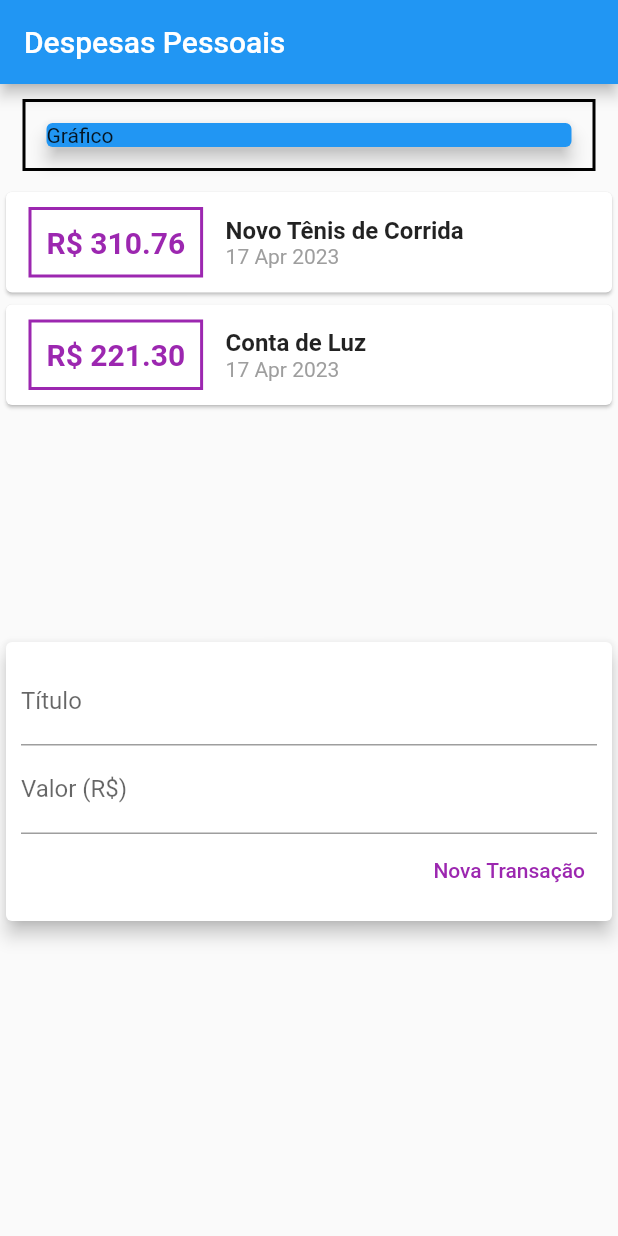
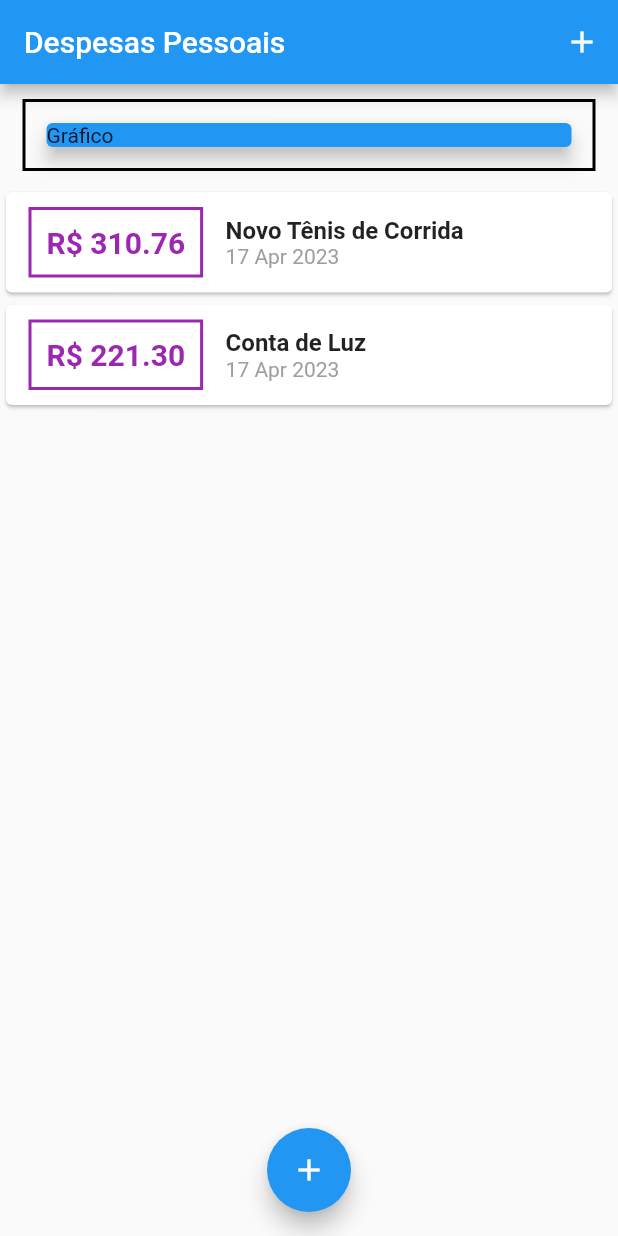
Before and after one commit to Luk4ss/course_flutter, a Flutter app: the screen it shows after launch, on a phone screen of 412 x 824 dp. Run offline on Flutter 3.47's test engine with Material 2 defaults, Android fonts, the phone set to English and light mode, and no system bars.

Commit message:
Colocando o componente do Formulário dentro de um Modal.

```diff
--- a/expenses/lib/components/transaction_list.dart
+++ b/expenses/lib/components/transaction_list.dart
@@ -5,6 +5,8 @@ import '../models/transaction.dart';
 
 class TransactionList extends StatelessWidget {
   final List<Transaction> transactions;
+
+  static int NUMERO_DE_CASAS_DECIMAIS = 2;
 
   TransactionList(this.transactions);
 
@@ -27,7 +29,7 @@ class TransactionList extends StatelessWidget {
                 decoration: BoxDecoration(
                     border: Border.all(color: Colors.purple, width: 2)),
                 padding: const EdgeInsets.all(10),
-                child: Text('R\$ ${tr.value.toStringAsFixed(2)}',
+                child: Text('R\$ ${tr.value.toStringAsFixed(NUMERO_DE_CASAS_DECIMAIS)}',
                     style: const TextStyle(
                         fontWeight: FontWeight.bold,
                         fontSize: 20,
--- a/expenses/lib/components/transaction_user.dart
+++ /dev/null
@@ -1,46 +0,0 @@
-import 'dart:math';
-
-import 'package:flutter/material.dart';
-import '../components/transaction_form.dart';
-import '../components/transaction_list.dart';
-import '../models/transaction.dart';
-
-class TransactionUser extends StatefulWidget {
-  @override
-  State<TransactionUser> createState() => _TransactionUserState();
-}
-
-class _TransactionUserState extends State<TransactionUser> {
-  final _transactions = [
-    Transaction(
-        id: 't1',
-        title: 'Novo Tênis de Corrida',
-        value: 310.76,
-        date: DateTime.now()),
-    Transaction(
-        id: 't2', title: 'Conta de Luz', value: 221.30, date: DateTime.now())
-  ];
-
-  _addTransaction(String title, double value){
-    final newTransaction = Transaction(
-      id: Random().nextDouble().toString(),
-      title: title,
-      value: value,
-      date: DateTime.now()
-    );
-
-    setState(() {
-      _transactions.add(newTransaction);
-    });
-  }
-
-  @override
-  Widget build(BuildContext context) {
-    return Column(
-      children: [
-        TransactionList(_transactions),
-        TransactionForm(_addTransaction)
-      ],
-    );
-  }
-}
--- a/expenses/lib/main.dart
+++ b/expenses/lib/main.dart
@@ -1,6 +1,11 @@
 
-import 'package:expenses/components/transaction_user.dart';
+import 'package:expenses/components/transaction_form.dart';
 import 'package:flutter/material.dart';
+import 'components/transaction_form.dart';
+import 'components/transaction_list.dart';
+import 'models/transaction.dart';
+import 'dart:math';
+
 
 void main() => runApp(const ExpensesApp());
 
@@ -13,17 +18,57 @@ class ExpensesApp extends StatelessWidget {
   }
 }
 
-class MyHomePage extends StatelessWidget {
+class MyHomePage extends StatefulWidget {
   MyHomePage({super.key});
 
+  @override
+  State<MyHomePage> createState() => _MyHomePageState();
+}
 
+class _MyHomePageState extends State<MyHomePage> {
+  final _transactions = [
+    Transaction(
+        id: 't1',
+        title: 'Novo Tênis de Corrida',
+        value: 310.76,
+        date: DateTime.now()),
+    Transaction(
+        id: 't2', title: 'Conta de Luz', value: 221.30, date: DateTime.now())
+  ];
 
+   _addTransaction(String title, double value){
+    final newTransaction = Transaction(
+      id: Random().nextDouble().toString(),
+      title: title,
+      value: value,
+      date: DateTime.now()
+    );
 
+    setState(() {
+      _transactions.add(newTransaction);
+    });
+
+    Navigator.of(context).pop();
+  }
+
+  _openTransactionFormModal(BuildContext context){
+    showModalBottomSheet(
+      context: context,
+      builder: (_) {
+        return TransactionForm(_addTransaction);
+      }
+    );
+  }
 
   @override
   Widget build(BuildContext context) {
     return Scaffold(
-        appBar: AppBar(title: const Text('Despesas Pessoais')),
+        appBar: AppBar(title: const Text('Despesas Pessoais'),
+        actions: [
+          IconButton(
+            onPressed: () => _openTransactionFormModal(context),
+            icon: Icon(Icons.add))
+        ],),
         body: SingleChildScrollView(
           child: Column(
             crossAxisAlignment: CrossAxisAlignment.stretch,
@@ -39,9 +84,15 @@ class MyHomePage extends StatelessWidget {
                   child: Text('Gráfico'),
                 ),
               ),
-              TransactionUser()
+              TransactionList(_transactions)
             ],
           ),
-        ));
+        ),
+        floatingActionButton: FloatingActionButton(
+          onPressed: () => _openTransactionFormModal(context),
+          child: Icon(Icons.add)
+        ),
+        floatingActionButtonLocation: FloatingActionButtonLocation.centerFloat,
+        );
   }
 }
```
Also changed, not shown: expenses/lib/components/transaction_form.dart (+11 -4 lines).
